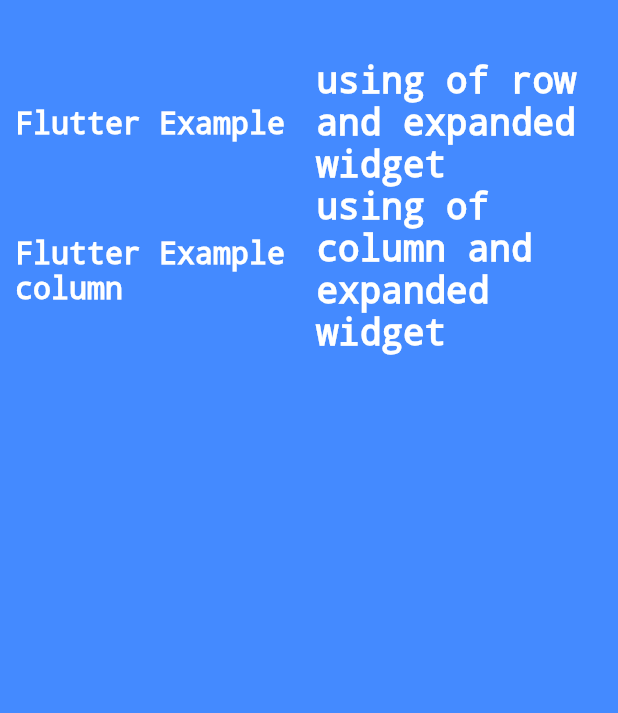
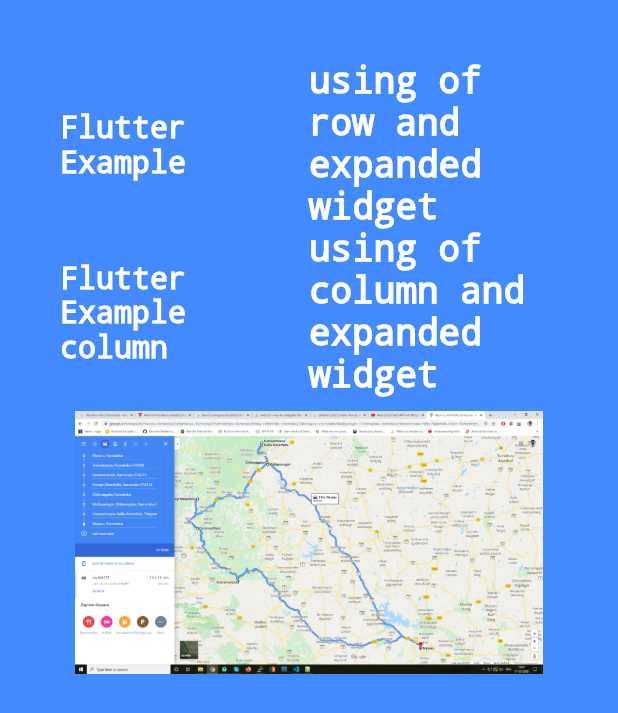
Before and after one commit to SanjayKrishna41/flutter_app, a Flutter app: the screen it shows after launch, on a phone screen of 412 x 824 dp. Shown: the top 713 px of the screen. Run offline on Flutter 3.47's test engine with Material 2 defaults, Android fonts, the phone set to English and light mode, and no system bars.

Commit message:
Flutter Image Asset ( Bitmaps ) Widget Example

```diff
--- a/lib/app_screens/Home.dart
+++ b/lib/app_screens/Home.dart
@@ -9,7 +9,7 @@ class Home extends StatelessWidget {
             alignment: Alignment.center,
             // width: 200.0,
             // height: 100.0,
-            padding: EdgeInsets.only(top:40.0,left:10.0),
+            padding: EdgeInsets.all(40.0),
             color: Colors.blueAccent,
             child: Column(
               children: <Widget>[
@@ -34,8 +34,7 @@ class Home extends StatelessWidget {
                           color: Colors.white),
                     )),
                   ],
-                )
-                ,
+                ),
                 Row(
                   children: <Widget>[
                     Expanded(
@@ -57,8 +56,17 @@ class Home extends StatelessWidget {
                               color: Colors.white),
                         )),
                   ],
-                )
+                ),
+                ImageAsset()
               ],
             )));
   }
 }
+class ImageAsset extends StatelessWidget{
+  @override
+  Widget build(BuildContext context) {
+    AssetImage assetImage = AssetImage('images/june.png');
+    Image image = Image(image: assetImage);
+    return Container(child: image,padding: EdgeInsets.all(10.0),);
+  }
+}
--- a/pubspec.yaml
+++ b/pubspec.yaml
@@ -45,8 +45,8 @@ flutter:
   uses-material-design: true
 
   # To add assets to your application, add an assets section, like this:
-  # assets:
-  #   - images/a_dot_burr.jpeg
+  assets:
+     - images/june.png
   #   - images/a_dot_ham.jpeg
 
   # An image asset can refer to one or more resolution-specific "variants", see
```
Also changed, not shown: images/june.png (added).
